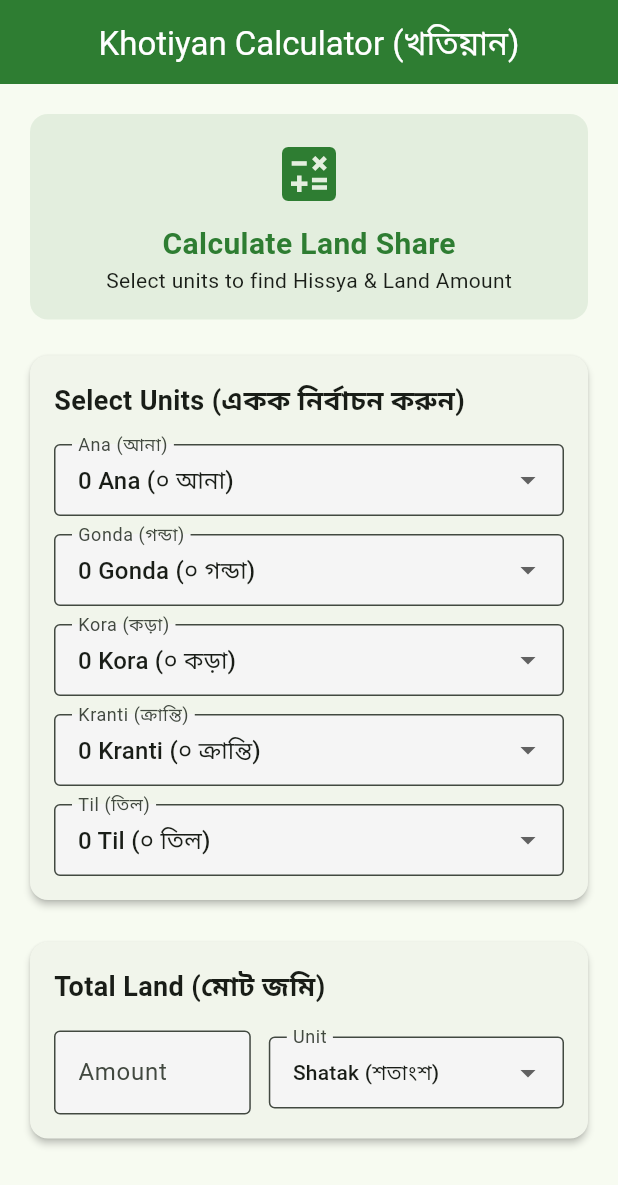
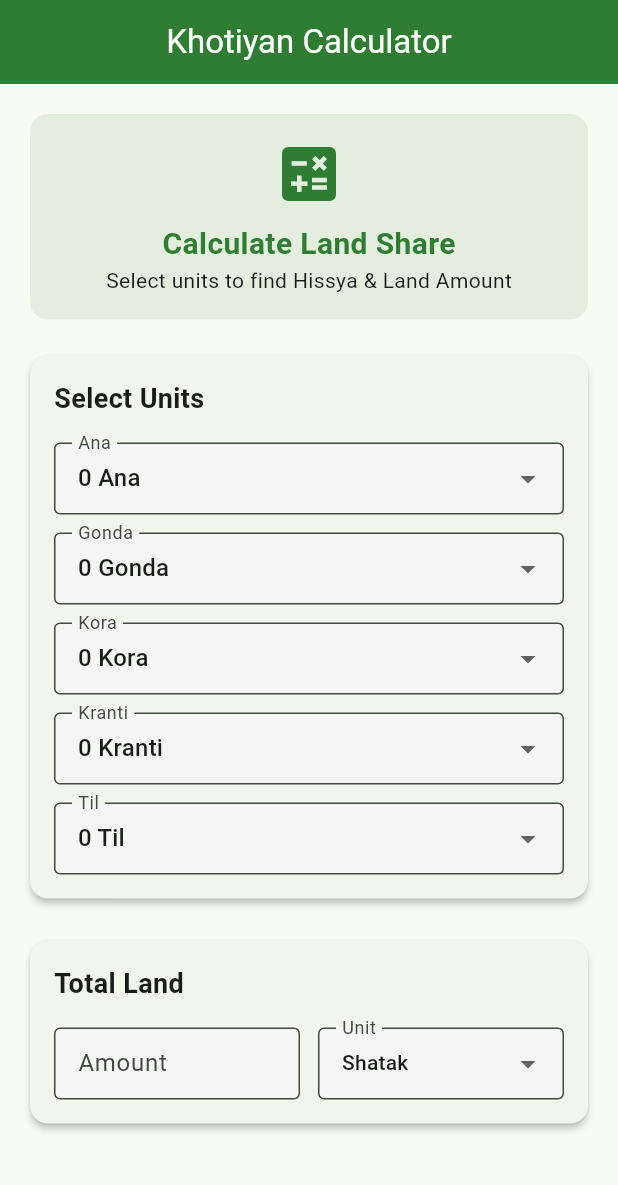
Before and after one commit to zamansheikh/plotcalc, a Flutter app: the KhotiyanCalculatorPage screen opened by its route, on a phone screen of 412 x 824 dp. Shown: the top 1185 px of the screen. Run offline on Flutter 3.47's test engine with Material 3 defaults, Android fonts, the light colour scheme and no system bars; our stand-ins replace dartz, equatable, flutter_bloc, get_it, go_router, injectable and 2 more; accounts and stored records are empty.

Commit message:
feat: Enhance Khotiyan Calculator localization; add unit labels and update UI text

```diff
--- a/lib/core/localization/app_localizations.dart
+++ b/lib/core/localization/app_localizations.dart
@@ -240,6 +240,23 @@ class AppLocalizations {
   String get tapToAddPointsMin3 => isEnglish
       ? 'Tap to add points (minimum 3)'
       : 'পয়েন্ট যোগ করতে ট্যাপ করুন (কমপক্ষে ৩টি)';
+
+  // Khotiyan Calculator
+  String get khotiyanCalculator =>
+      isEnglish ? 'Khotiyan Calculator' : 'খতিয়ান ক্যালকুলেটর';
+  String get selectUnits => isEnglish ? 'Select Units' : 'একক নির্বাচন করুন';
+  String get totalLand => isEnglish ? 'Total Land' : 'মোট জমি';
+  String get amount => isEnglish ? 'Amount' : 'পরিমাণ';
+  String get unit => isEnglish ? 'Unit' : 'একক';
+  String get calculateShare =>
+      isEnglish ? 'Calculate Land Share' : 'জমির হিস্যা গণনা করুন';
+  String get selectUnitsSubtitle => isEnglish
+      ? 'Select units to find Hissya & Land Amount'
+      : 'হিস্যা এবং জমির পরিমাণ বের করতে একক নির্বাচন করুন';
+  String get results => isEnglish ? 'Results' : 'ফলাফল';
+  String get hissya => isEnglish ? 'Hissya (Share)' : 'হিস্যা (অংশ)';
+  String get yourLand => isEnglish ? 'Your Land Share' : 'আপনার প্রাপ্ত জমি';
+  String get ana => isEnglish ? 'Ana' : 'আনা';
 }
 
 class _AppLocalizationsDelegate
--- a/lib/features/measurement/presentation/pages/home_page.dart
+++ b/lib/features/measurement/presentation/pages/home_page.dart
@@ -84,7 +84,7 @@ class HomePage extends StatelessWidget {
                 ElevatedButton.icon(
                   onPressed: () => context.push('/khotiyan-calculator'),
                   icon: const Icon(Icons.calculate, size: 28),
-                  label: const Text("Khotiyan Calculator"),
+                  label: Text(loc.khotiyanCalculator),
                   style: ElevatedButton.styleFrom(
                     padding: const EdgeInsets.symmetric(vertical: 20),
                     backgroundColor: Colors.orangeAccent,
--- a/lib/features/measurement/presentation/pages/khotiyan_calculator_page.dart
+++ b/lib/features/measurement/presentation/pages/khotiyan_calculator_page.dart
@@ -1,5 +1,6 @@
 import 'package:flutter/material.dart';
 import 'package:flutter/services.dart';
+import 'package:plotcalc/core/localization/app_localizations.dart';
 import '../../../../core/theme/app_theme.dart';
 
 class KhotiyanCalculatorPage extends StatefulWidget {
@@ -22,7 +23,6 @@ class _KhotiyanCalculatorPageState extends State<KhotiyanCalculatorPage> {
 
   double _calculatedShare = 0.0;
   Map<String, double> _results = {};
-  String _shareText = "";
 
   // Constants for conversion
   static const int tilPerKranti = 20;
@@ -35,19 +35,6 @@ class _KhotiyanCalculatorPageState extends State<KhotiyanCalculatorPage> {
   // 16 * 20 * 4 * 3 * 20 = 76800
   static const int totalTilInWhole =
       anaPerWhole * gondaPerAna * koraPerGonda * krantiPerKora * tilPerKranti;
-
-  final Map<String, String> _unitLabels = {
-    'squareMeters': 'Square Meters (বর্গমিটার)',
-    'squareFeet': 'Square Feet (বর্গফুট)',
-    'hectares': 'Hectares (হেক্টর)',
-    'acres': 'Acres (একর)',
-    'bigha': 'Bigha (বিঘা)',
-    'katha': 'Katha (কাঠা)',
-    'shatak': 'Shatak (শতাংশ)',
-    'bighaMymensingh': 'Bigha (Mymensingh)',
-    'kathaMymensingh': 'Katha (Mymensingh)',
-    'chotak': 'Chotak (ছটাক)',
-  };
 
   @override
   void initState() {
@@ -78,9 +65,6 @@ class _KhotiyanCalculatorPageState extends State<KhotiyanCalculatorPage> {
 
       // Calculate share fraction
       _calculatedShare = currentTil / totalTilInWhole;
-
-      // Format share text (Hissya)
-      _shareText = "${_calculatedShare.toStringAsFixed(6)} ( অংশ )";
 
       // Calculate land share
       double totalLandInput = double.tryParse(_totalLandController.text) ?? 0.0;
@@ -141,8 +125,8 @@ class _KhotiyanCalculatorPageState extends State<KhotiyanCalculatorPage> {
     }
   }
 
-  String _getAnaSymbol(int value) {
-    if (value == 0) return "0 Ana (০ আনা)";
+  String _getAnaSymbol(int value, AppLocalizations loc) {
+    if (value == 0) return "0 ${loc.ana}";
     const symbols = [
       "",
       "⁄",
@@ -163,46 +147,62 @@ class _KhotiyanCalculatorPageState extends State<KhotiyanCalculatorPage> {
       "১",
     ];
     if (value > 0 && value < symbols.length) {
-      return "$value Ana ($value আনা)  ${symbols[value]}";
+      return "$value ${loc.ana}  ${symbols[value]}";
     }
-    return "$value Ana ($value আনা)";
+    return "$value ${loc.ana}";
   }
 
-  String _getGondaSymbol(int value) {
-    if (value == 0) return "0 Gonda (০ গন্ডা)";
-    return "$value Gonda ($value গন্ডা)";
+  String _getGondaSymbol(int value, AppLocalizations loc) {
+    if (value == 0) return "0 ${loc.gonda}";
+    return "$value ${loc.gonda}";
   }
 
-  String _getKoraSymbol(int value) {
-    if (value == 0) return "0 Kora (০ কড়া)";
+  String _getKoraSymbol(int value, AppLocalizations loc) {
+    if (value == 0) return "0 ${loc.kora}";
     const symbols = ["", "৷", "৷৷", "৸"];
     if (value > 0 && value < symbols.length) {
-      return "$value Kora ($value কড়া)  ${symbols[value]}";
+      return "$value ${loc.kora}  ${symbols[value]}";
     }
-    return "$value Kora ($value কড়া)";
+    return "$value ${loc.kora}";
   }
 
-  String _getKrantiSymbol(int value) {
-    if (value == 0) return "0 Kranti (০ ক্রান্তি)";
+  String _getKrantiSymbol(int value, AppLocalizations loc) {
+    if (value == 0) return "0 ${loc.kranti}";
     const symbols = ["", "৴", "৴৴"];
     if (value > 0 && value < symbols.length) {
-      return "$value Kranti ($value ক্রান্তি)  ${symbols[value]}";
+      return "$value ${loc.kranti}  ${symbols[value]}";
     }
-    return "$value Kranti ($value ক্রান্তি)";
+    return "$value ${loc.kranti}";
   }
 
-  String _getTilSymbol(int value) {
-    if (value == 0) return "0 Til (০ তিল)";
-    return "$value Til ($value তিল)";
+  String _getTilSymbol(int value, AppLocalizations loc) {
+    if (value == 0) return "0 ${loc.til}";
+    return "$value ${loc.til}";
   }
 
   @override
   Widget build(BuildContext context) {
     final isDarkTheme = Theme.of(context).brightness == Brightness.dark;
     final primaryColor = AppTheme.primaryColor;
+    final loc = AppLocalizations.of(context);
+    final shareText =
+        "${_calculatedShare.toStringAsFixed(6)} ( ${loc.hissya} )";
+
+    final Map<String, String> _unitLabels = {
+      'squareMeters': loc.squareMeters,
+      'squareFeet': loc.squareFeet,
+      'hectares': loc.hectares,
+      'acres': loc.acres,
+      'bigha': loc.bigha,
+      'katha': loc.katha,
+      'shatak': loc.shatak,
+      'bighaMymensingh': loc.bighaMymensingh,
+      'kathaMymensingh': loc.kathaMymensingh,
+      'chotak': loc.chotak,
+    };
 
     return Scaffold(
-      appBar: AppBar(title: const Text("Khotiyan Calculator (খতিয়ান)")),
+      appBar: AppBar(title: Text(loc.khotiyanCalculator)),
       body: SingleChildScrollView(
         padding: const EdgeInsets.all(16.0),
         child: Column(
@@ -221,14 +221,14 @@ class _KhotiyanCalculatorPageState extends State<KhotiyanCalculatorPage> {
                     Icon(Icons.calculate, size: 48, color: primaryColor),
                     const SizedBox(height: 8),
                     Text(
-                      "Calculate Land Share",
+                      loc.calculateShare,
                       style: TextStyle(
                         fontSize: 20,
                         fontWeight: FontWeight.bold,
                         color: primaryColor,
                       ),
                     ),
-                    const Text("Select units to find Hissya & Land Amount"),
+                    Text(loc.selectUnitsSubtitle),
                   ],
                 ),
               ),
@@ -243,9 +243,9 @@ class _KhotiyanCalculatorPageState extends State<KhotiyanCalculatorPage> {
                 child: Column(
                   crossAxisAlignment: CrossAxisAlignment.start,
                   children: [
-                    const Text(
-                      "Select Units (একক নির্বাচন করুন)",
-                      style: TextStyle(
+                    Text(
+                      loc.selectUnits,
+                      style: const TextStyle(
                         fontSize: 18,
                         fontWeight: FontWeight.bold,
                       ),
@@ -254,10 +254,10 @@ class _KhotiyanCalculatorPageState extends State<KhotiyanCalculatorPage> {
 
                     // Ana
                     DropdownButtonFormField<int>(
-                      decoration: const InputDecoration(
-                        labelText: "Ana (আনা)",
-                        border: OutlineInputBorder(),
-                        contentPadding: EdgeInsets.symmetric(
+                      decoration: InputDecoration(
+                        labelText: loc.ana,
+                        border: const OutlineInputBorder(),
+                        contentPadding: const EdgeInsets.symmetric(
                           horizontal: 12,
                           vertical: 12,
                         ),
@@ -266,7 +266,7 @@ class _KhotiyanCalculatorPageState extends State<KhotiyanCalculatorPage> {
                       items: List.generate(17, (index) {
                         return DropdownMenuItem(
                           value: index,
-                          child: Text(_getAnaSymbol(index)),
+                          child: Text(_getAnaSymbol(index, loc)),
                         );
                       }),
                       onChanged: (val) {
@@ -280,10 +280,10 @@ class _KhotiyanCalculatorPageState extends State<KhotiyanCalculatorPage> {
 
                     // Gonda
                     DropdownButtonFormField<int>(
-                      decoration: const InputDecoration(
-                        labelText: "Gonda (গন্ডা)",
-                        border: OutlineInputBorder(),
-                        contentPadding: EdgeInsets.symmetric(
+                      decoration: InputDecoration(
+                        labelText: loc.gonda,
+                        border: const OutlineInputBorder(),
+                        contentPadding: const EdgeInsets.symmetric(
                           horizontal: 12,
                           vertical: 12,
                         ),
@@ -292,7 +292,7 @@ class _KhotiyanCalculatorPageState extends State<KhotiyanCalculatorPage> {
                       items: List.generate(20, (index) {
                         return DropdownMenuItem(
                           value: index,
-                          child: Text(_getGondaSymbol(index)),
+                          child: Text(_getGondaSymbol(index, loc)),
                         );
                       }),
                       onChanged: (val) {
@@ -306,10 +306,10 @@ class _KhotiyanCalculatorPageState extends State<KhotiyanCalculatorPage> {
 
                     // Kora
                     DropdownButtonFormField<int>(
-                      decoration: const InputDecoration(
-                        labelText: "Kora (কড়া)",
-                        border: OutlineInputBorder(),
-                        contentPadding: EdgeInsets.symmetric(
+                      decoration: InputDecoration(
+                        labelText: loc.kora,
+                        border: const OutlineInputBorder(),
+                        contentPadding: const EdgeInsets.symmetric(
                           horizontal: 12,
                           vertical: 12,
                         ),
@@ -318,7 +318,7 @@ class _KhotiyanCalculatorPageState extends State<KhotiyanCalculatorPage> {
                       items: List.generate(4, (index) {
                         return DropdownMenuItem(
                           value: index,
-                          child: Text(_getKoraSymbol(index)),
+                          child: Text(_getKoraSymbol(index, loc)),
                         );
                       }),
                       onChanged: (val) {
@@ -332,10 +332,10 @@ class _KhotiyanCalculatorPageState extends State<KhotiyanCalculatorPage> {
 
                     // Kranti
                     DropdownButtonFormField<int>(
-                      decoration: const InputDecoration(
-                        labelText: "Kranti (ক্রান্তি)",
-                        border: OutlineInputBorder(),
-                        contentPadding: EdgeInsets.symmetric(
+                      decoration: InputDecoration(
+                        labelText: loc.kranti,
+                        border: const OutlineInputBorder(),
+                        contentPadding: const EdgeInsets.symmetric(
                           horizontal: 12,
                           vertical: 12,
                         ),
@@ -344,7 +344,7 @@ class _KhotiyanCalculatorPageState extends State<KhotiyanCalculatorPage> {
                       items: List.generate(3, (index) {
                         return DropdownMenuItem(
                           value: index,
-                          child: Text(_getKrantiSymbol(index)),
+                          child: Text(_getKrantiSymbol(index, loc)),
                         );
                       }),
                       onChanged: (val) {
@@ -358,10 +358,10 @@ class _KhotiyanCalculatorPageState extends State<KhotiyanCalculatorPage> {
 
                     // Til
                     DropdownButtonFormField<int>(
-                      decoration: const InputDecoration(
-                        labelText: "Til (তিল)",
-                        border: OutlineInputBorder(),
-                        contentPadding: EdgeInsets.symmetric(
+                      decoration: InputDecoration(
+                        labelText: loc.til,
+                        border: const OutlineInputBorder(),
+                        contentPadding: const EdgeInsets.symmetric(
                           horizontal: 12,
                           vertical: 12,
                         ),
@@ -370,7 +370,7 @@ class _KhotiyanCalculatorPageState extends State<KhotiyanCalculatorPage> {
                       items: List.generate(20, (index) {
                         return DropdownMenuItem(
                           value: index,
-                          child: Text(_getTilSymbol(index)),
+                          child: Text(_getTilSymbol(index, loc)),
                         );
                       }),
                       onChanged: (val) {
@@ -394,38 +394,45 @@ class _KhotiyanCalculatorPageState extends State<KhotiyanCalculatorPage> {
                 child: Column(
                   crossAxisAlignment: CrossAxisAlignment.start,
                   children: [
-                    const Text(
-                      "Total Land (মোট জমি)",
-                      style: TextStyle(
+                    Text(
+                      loc.totalLand,
+                      style: const TextStyle(
                         fontSize: 18,
                         fontWeight: FontWeight.bold,
                       ),
                     ),
                     const SizedBox(height: 16),
                     Row(
+                      crossAxisAlignment: CrossAxisAlignment.start,
                       children: [
                         Expanded(
-                          flex: 2,
+                          flex: 1,
                           child: TextField(
                             controller: _totalLandController,
                             keyboardType: TextInputType.number,
-                            decoration: const InputDecoration(
-                              labelText: "Amount",
-                              border: OutlineInputBorder(),
+                            decoration: InputDecoration(
+                              labelText: loc.amount,
+                              border: const OutlineInputBorder(),
+                              contentPadding: const EdgeInsets.symmetric(
+                                horizontal: 12,
+                                vertical: 12,
+                              ),
+                              isDense: true,
                             ),
                           ),
                         ),
                         const SizedBox(width: 12),
                         Expanded(
-                          flex: 3,
+                          flex: 1,
                           child: DropdownButtonFormField<String>(
-                            decoration: const InputDecoration(
-                              labelText: "Unit",
-                              border: OutlineInputBorder(),
-                              contentPadding: EdgeInsets.symmetric(
+                            decoration: InputDecoration(
+                              labelText: loc.unit,
+                              border: const OutlineInputBorder(),
+                              contentPadding: const EdgeInsets.symmetric(
                                 horizontal: 12,
                                 vertical: 12,
                               ),
+                              isDense: true,
                             ),
                             value: _selectedLandUnit,
                             isExpanded: true,
@@ -471,9 +478,9 @@ class _KhotiyanCalculatorPageState extends State<KhotiyanCalculatorPage> {
                   padding: const EdgeInsets.all(16.0),
                   child: Column(
                     children: [
-                      const Text(
-                        "Calculation Results",
-                        style: TextStyle(
+                      Text(
+                        loc.results,
+                        style: const TextStyle(
                           fontSize: 18,
                           fontWeight: FontWeight.bold,
                         ),
@@ -490,15 +497,15 @@ class _KhotiyanCalculatorPageState extends State<KhotiyanCalculatorPage> {
                         child: Row(
                           mainAxisAlignment: MainAxisAlignment.spaceBetween,
                           children: [
-                            const Text(
-                              "Hissya (Share):",
-                              style: TextStyle(
+                            Text(
+                              "${loc.hissya}:",
+                              style: const TextStyle(
                                 fontSize: 16,
                                 fontWeight: FontWeight.w500,
                               ),
                             ),
                             Text(
-                              _shareText,
+                              shareText,
                               style: TextStyle(
                                 fontSize: 18,
                                 fontWeight: FontWeight.bold,
@@ -513,11 +520,11 @@ class _KhotiyanCalculatorPageState extends State<KhotiyanCalculatorPage> {
                         const SizedBox(height: 16),
                         const Divider(),
                         const SizedBox(height: 8),
-                        const Align(
+                        Align(
                           alignment: Alignment.centerLeft,
                           child: Text(
-                            "Your Land Share (আপনার প্রাপ্ত জমি):",
-                            style: TextStyle(
+                            "${loc.yourLand}:",
+                            style: const TextStyle(
                               fontSize: 16,
                               fontWeight: FontWeight.bold,
                             ),
```
